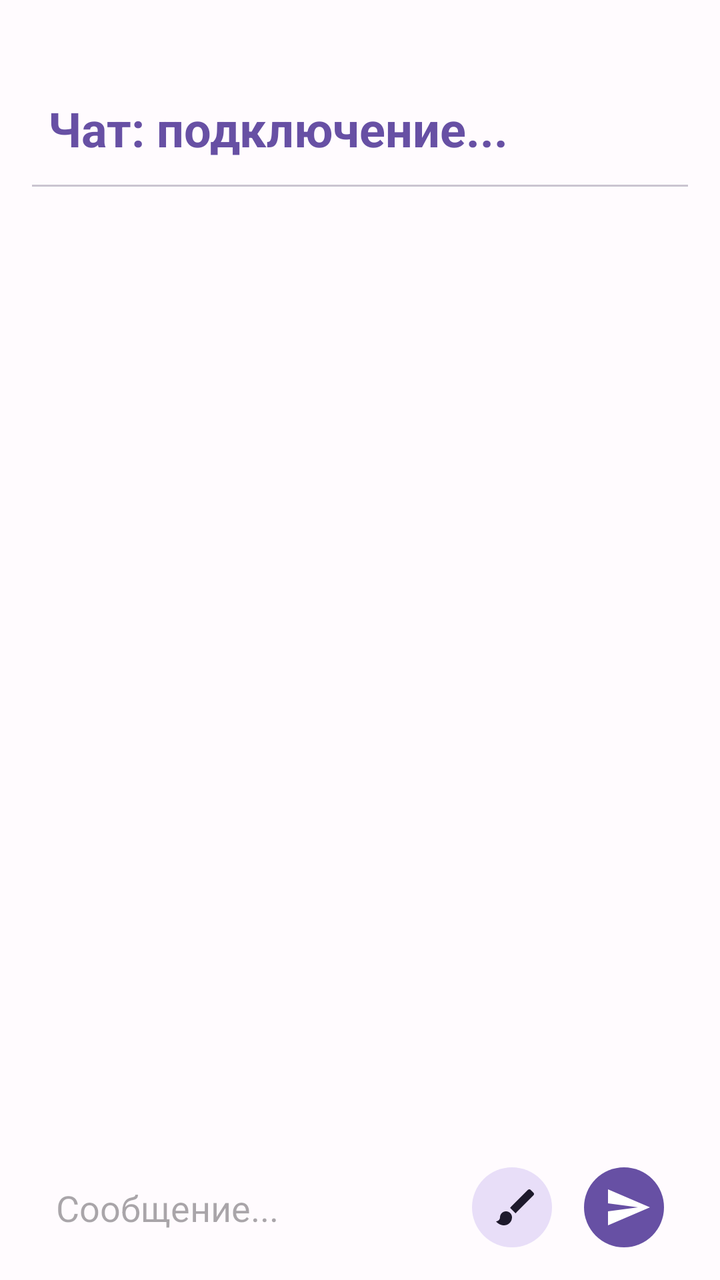
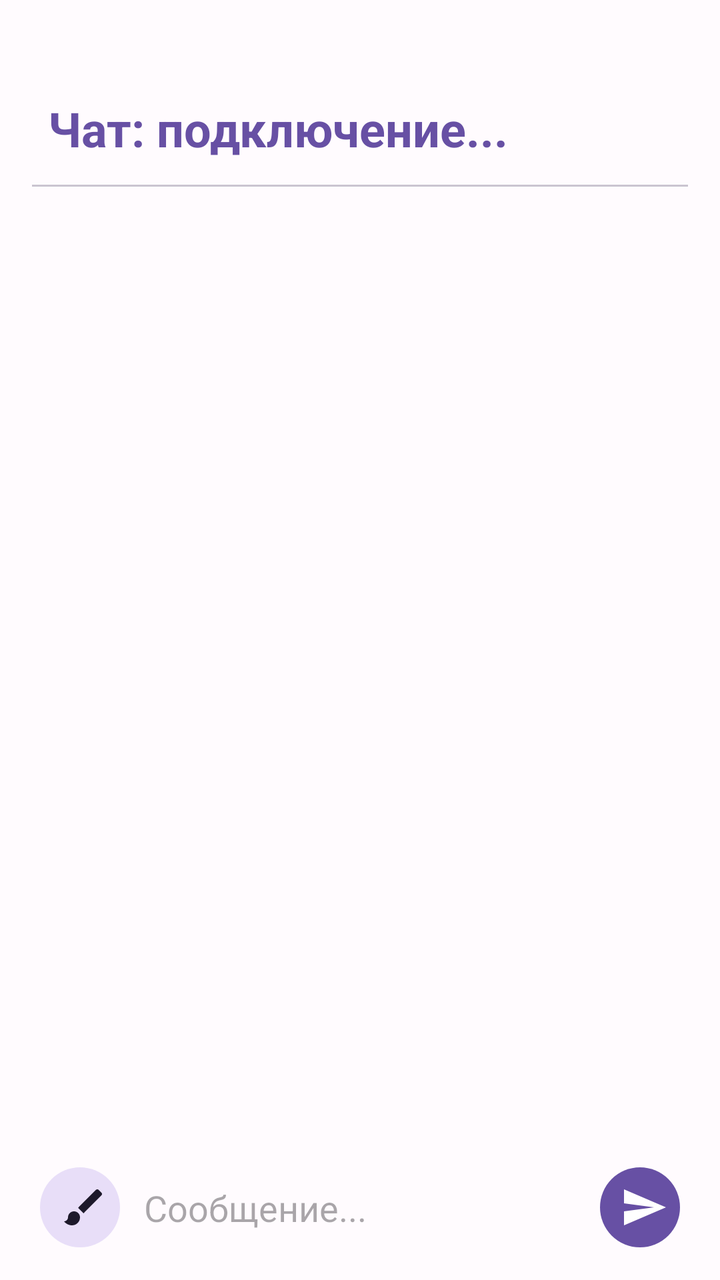

An Android layout rendered at two revisions. The XML below is the earlier revision; the diff shows what the commit changed to produce the second picture.
<!-- AndroidManifest.xml: application theme Theme.Ghostlink -->
<!-- res/layout/activity_message.xml -->
<?xml version="1.0" encoding="utf-8"?>
<LinearLayout xmlns:android="http://schemas.android.com/apk/res/android"
    xmlns:app="http://schemas.android.com/apk/res-auto"
    android:id="@+id/main"
    android:layout_width="match_parent"
    android:layout_height="match_parent"
    android:orientation="vertical"
    android:paddingTop="48dp"
    android:paddingHorizontal="16dp"
    android:paddingBottom="8dp">

    <TextView
        android:id="@+id/deviceNameTitle"
        android:layout_width="wrap_content"
        android:layout_height="wrap_content"
        android:text="Чат: подключение..."
        android:textSize="24sp"
        android:textStyle="bold"
        android:textColor="?attr/colorPrimary"
        android:layout_marginStart="8dp"
        android:layout_marginBottom="12dp"
        style="@style/TextAppearance.Material3.HeadlineSmall" />

    <View
        android:layout_width="match_parent"
        android:layout_height="1dp"
        android:background="?attr/colorOutlineVariant"
        android:layout_marginBottom="8dp" />

    <ListView
        android:id="@+id/chatListView"
        android:layout_width="match_parent"
        android:layout_height="0dp"
        android:layout_weight="1"
        android:divider="@android:color/transparent"
        android:dividerHeight="4dp"
        android:stackFromBottom="true"
        android:transcriptMode="alwaysScroll" />

    <LinearLayout
        android:id="@+id/drawingContainer"
        android:layout_width="match_parent"
        android:layout_height="250dp"
        android:orientation="vertical"
        android:visibility="gone"
        android:background="#F5F5F5"
        android:layout_marginBottom="8dp"
        app:cardCornerRadius="16dp">

        <com.example.ghostlink.DrawingView
            android:id="@+id/drawingView"
            android:layout_width="match_parent"
            android:layout_height="0dp"
            android:layout_weight="1"
            android:layout_margin="8dp"
            android:background="@android:color/white" />

        <LinearLayout
            android:layout_width="match_parent"
            android:layout_height="wrap_content"
            android:orientation="horizontal"
            android:gravity="end"
            android:padding="4dp">

            <Button
                android:id="@+id/btnClear"
                android:layout_width="wrap_content"
                android:layout_height="wrap_content"
                android:text="Стереть"
                style="@style/Widget.Material3.Button.TextButton" />

            <Button
                android:id="@+id/btnSendDrawing"
                android:layout_width="wrap_content"
                android:layout_height="wrap_content"
                android:text="Готово" />
        </LinearLayout>
    </LinearLayout>

    <LinearLayout
        android:layout_width="match_parent"
        android:layout_height="wrap_content"
        android:orientation="horizontal"
        android:gravity="center_vertical"
        android:paddingVertical="4dp">

        <EditText
            android:id="@+id/messageInput"
            android:layout_marginStart="12dp"
            android:layout_marginEnd="8dp"
            android:layout_width="0dp"
            android:layout_height="wrap_content"
            android:layout_weight="1"
            android:hint="Сообщение..."
            android:inputType="textShortMessage"
            android:maxLines="3"
            android:background="@android:color/transparent"
            android:paddingVertical="12dp" />

        <com.google.android.material.button.MaterialButton
            android:id="@+id/btnOpenDrawing"
            style="@style/Widget.Material3.Button.IconButton.Filled.Tonal"
            android:layout_width="48dp"
            android:layout_height="48dp"
            android:layout_marginEnd="8dp"
            app:icon="@drawable/ic_draw"
            app:iconSize="24dp"
            app:shapeAppearanceOverlay="@style/ShapeAppearance.Material3.Corner.Full" />

        <com.google.android.material.button.MaterialButton
            android:id="@+id/btnSend"
            style="@style/Widget.Material3.Button.IconButton.Filled"
            android:layout_width="48dp"
            android:layout_height="48dp"
            app:icon="@drawable/ic_send"
            app:iconSize="24dp"
            android:layout_marginEnd="8dp"
            app:shapeAppearanceOverlay="@style/ShapeAppearance.Material3.Corner.Full" />
    </LinearLayout>

</LinearLayout>
<!-- resources referenced by this layout -->
<resources>
  <!-- drawable ic_draw (drawable) -->
  <vector xmlns:android="http://schemas.android.com/apk/res/android" android:height="24dp" android:tint="#000000" android:viewportHeight="24" android:viewportWidth="24" android:width="24dp">
        
      <path android:fillColor="@android:color/white" android:pathData="M7,14c-1.66,0 -3,1.34 -3,3 0,1.31 -1.16,2 -2,2 0.92,1.22 2.49,2 4,2 2.21,0 4,-1.79 4,-4 0,-1.66 -1.34,-3 -3,-3zM20.71,4.63l-1.34,-1.34c-0.39,-0.39 -1.02,-0.39 -1.41,0L9,12.25 11.75,15l8.96,-8.96c0.39,-0.39 0.39,-1.02 0,-1.41z"/>
      
  </vector>
  <!-- drawable ic_send (drawable) -->
  <vector xmlns:android="http://schemas.android.com/apk/res/android" android:autoMirrored="true" android:height="24dp" android:tint="#000000" android:viewportHeight="24" android:viewportWidth="24" android:width="24dp">
        
      <path android:fillColor="@android:color/white" android:pathData="M2.01,21L23,12 2.01,3 2,10l15,2 -15,2z"/>
      
  </vector>
  <style name="Theme.Ghostlink" parent="Base.Theme.Ghostlink" />
  <style name="Base.Theme.Ghostlink" parent="Theme.Material3.DayNight.NoActionBar">
          <item name="colorPrimary">@color/primary</item>
          <item name="colorOnPrimary">@color/onPrimary</item>
  
          <item name="android:windowBackground">#FFFBFE</item>
          <item name="android:statusBarColor">#FFFBFE</item>
          <item name="android:windowLightStatusBar">true</item>
      </style>
  <color name="primary">#6750A4</color>
  <color name="onPrimary">#FFFFFF</color>
</resources>

<!-- the commit's change to res/layout/activity_message.xml (unified diff, before → after) -->
@@ -14,12 +14,11 @@
         android:layout_width="wrap_content"
         android:layout_height="wrap_content"
         android:text="Чат: подключение..."
-        android:textSize="24sp"
+        style="@style/TextAppearance.Material3.HeadlineSmall"
         android:textStyle="bold"
         android:textColor="?attr/colorPrimary"
         android:layout_marginStart="8dp"
-        android:layout_marginBottom="12dp"
-        style="@style/TextAppearance.Material3.HeadlineSmall" />
+        android:layout_marginBottom="12dp" />
 
     <View
         android:layout_width="match_parent"
@@ -40,34 +39,42 @@
     <LinearLayout
         android:id="@+id/drawingContainer"
         android:layout_width="match_parent"
-        android:layout_height="250dp"
+        android:layout_height="280dp"
         android:orientation="vertical"
         android:visibility="gone"
         android:background="#F5F5F5"
         android:layout_marginBottom="8dp"
-        app:cardCornerRadius="16dp">
-
-        <com.example.ghostlink.DrawingView
-            android:id="@+id/drawingView"
-            android:layout_width="match_parent"
-            android:layout_height="0dp"
-            android:layout_weight="1"
-            android:layout_margin="8dp"
-            android:background="@android:color/white" />
+        android:elevation="2dp"> <com.example.ghostlink.DrawingView
+        android:id="@+id/drawingView"
+        android:layout_width="match_parent"
+        android:layout_height="0dp"
+        android:layout_weight="1"
+        android:layout_margin="8dp"
+        android:background="@android:color/white" />
 
         <LinearLayout
             android:layout_width="match_parent"
             android:layout_height="wrap_content"
             android:orientation="horizontal"
-            android:gravity="end"
-            android:padding="4dp">
+            android:gravity="center_vertical|end"
+            android:padding="8dp">
+
+            <com.google.android.material.button.MaterialButton
+                android:id="@+id/btnEraser"
+                style="@style/Widget.Material3.Button.TonalButton"
+                android:layout_width="wrap_content"
+                android:layout_height="wrap_content"
+                android:text="Ластик"
+                app:icon="@drawable/ic_eraser"
+                android:layout_marginEnd="8dp" />
 
             <Button
                 android:id="@+id/btnClear"
+                style="@style/Widget.Material3.Button.TextButton"
                 android:layout_width="wrap_content"
                 android:layout_height="wrap_content"
                 android:text="Стереть"
-                style="@style/Widget.Material3.Button.TextButton" />
+                android:layout_marginEnd="4dp" />
 
             <Button
                 android:id="@+id/btnSendDrawing"
@@ -84,28 +91,27 @@
         android:gravity="center_vertical"
         android:paddingVertical="4dp">
 
+        <com.google.android.material.button.MaterialButton
+            android:id="@+id/btnOpenDrawing"
+            style="@style/Widget.Material3.Button.IconButton.Filled.Tonal"
+            android:layout_width="48dp"
+            android:layout_height="48dp"
+            app:icon="@drawable/ic_draw"
+            app:iconSize="24dp"
+            app:shapeAppearanceOverlay="@style/ShapeAppearance.Material3.Corner.Full" />
+
         <EditText
             android:id="@+id/messageInput"
-            android:layout_marginStart="12dp"
-            android:layout_marginEnd="8dp"
             android:layout_width="0dp"
             android:layout_height="wrap_content"
             android:layout_weight="1"
+            android:layout_marginStart="8dp"
+            android:layout_marginEnd="8dp"
             android:hint="Сообщение..."
             android:inputType="textShortMessage"
             android:maxLines="3"
             android:background="@android:color/transparent"
             android:paddingVertical="12dp" />
-
-        <com.google.android.material.button.MaterialButton
-            android:id="@+id/btnOpenDrawing"
-            style="@style/Widget.Material3.Button.IconButton.Filled.Tonal"
-            android:layout_width="48dp"
-            android:layout_height="48dp"
-            android:layout_marginEnd="8dp"
-            app:icon="@drawable/ic_draw"
-            app:iconSize="24dp"
-            app:shapeAppearanceOverlay="@style/ShapeAppearance.Material3.Corner.Full" />
 
         <com.google.android.material.button.MaterialButton
             android:id="@+id/btnSend"
@@ -114,7 +120,6 @@
             android:layout_height="48dp"
             app:icon="@drawable/ic_send"
             app:iconSize="24dp"
-            android:layout_marginEnd="8dp"
             app:shapeAppearanceOverlay="@style/ShapeAppearance.Material3.Corner.Full" />
     </LinearLayout>
 
<!-- resource entries referenced after the edit -->
@@ -4,6 +4,12 @@
   <vector xmlns:android="http://schemas.android.com/apk/res/android" android:height="24dp" android:tint="#000000" android:viewportHeight="24" android:viewportWidth="24" android:width="24dp">
         
       <path android:fillColor="@android:color/white" android:pathData="M7,14c-1.66,0 -3,1.34 -3,3 0,1.31 -1.16,2 -2,2 0.92,1.22 2.49,2 4,2 2.21,0 4,-1.79 4,-4 0,-1.66 -1.34,-3 -3,-3zM20.71,4.63l-1.34,-1.34c-0.39,-0.39 -1.02,-0.39 -1.41,0L9,12.25 11.75,15l8.96,-8.96c0.39,-0.39 0.39,-1.02 0,-1.41z"/>
+      
+  </vector>
+  <!-- drawable ic_eraser (drawable) -->
+  <vector xmlns:android="http://schemas.android.com/apk/res/android" android:height="24dp" android:tint="#000000" android:viewportHeight="24" android:viewportWidth="24" android:width="24dp">
+        
+      <path android:fillColor="@android:color/white" android:pathData="M18,14c0,-4 -6,-10.8 -6,-10.8s-1.33,1.51 -2.73,3.52l8.59,8.59c0.09,-0.42 0.14,-0.86 0.14,-1.31zM17.12,17.12L12.5,12.5 5.27,5.27 4,6.55l3.32,3.32C6.55,11.32 6,12.79 6,14c0,3.31 2.69,6 6,6 1.52,0 2.9,-0.57 3.96,-1.5l2.63,2.63 1.27,-1.27 -2.74,-2.74z"/>
       
   </vector>
   <!-- drawable ic_send (drawable) -->
